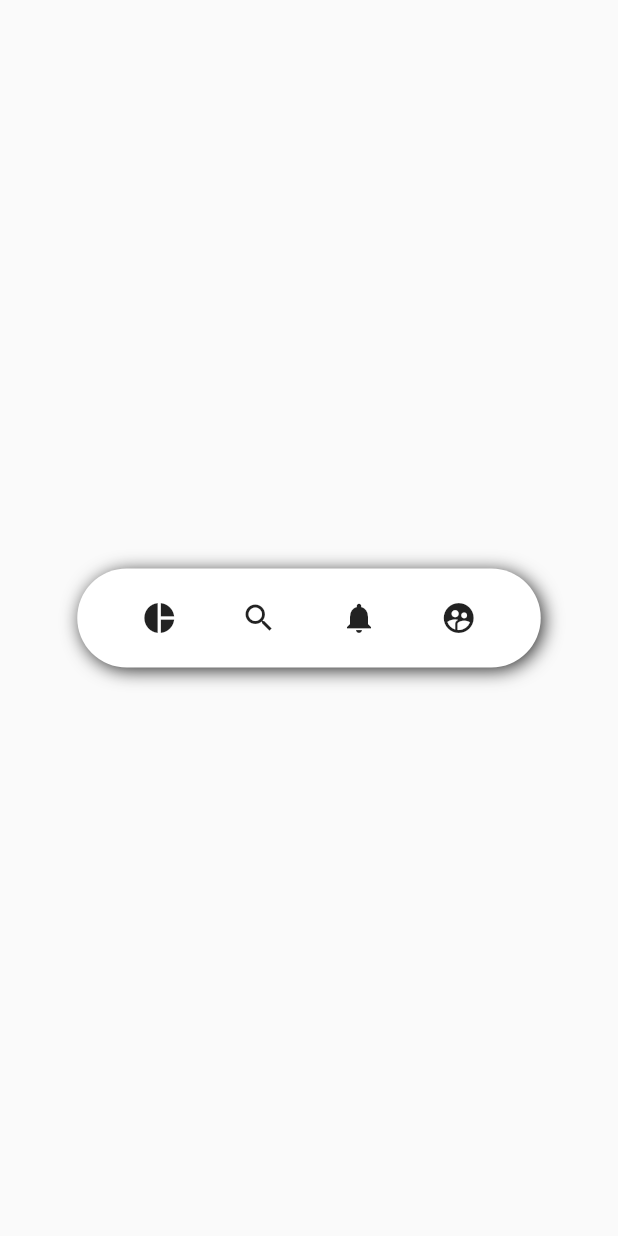
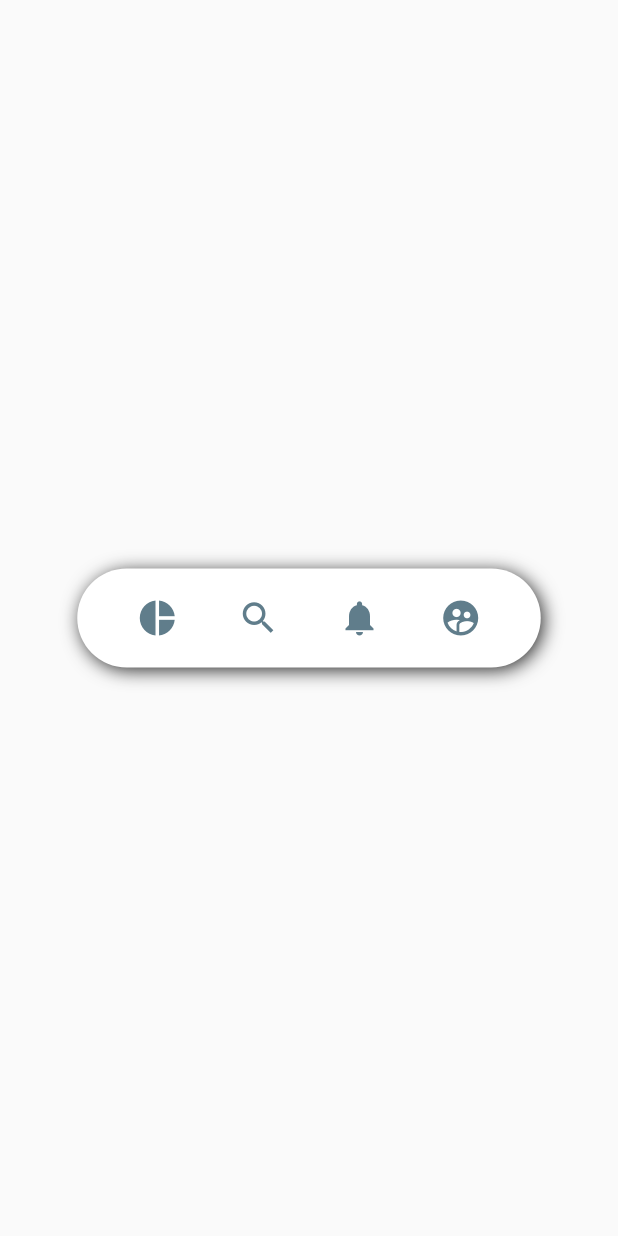
Before and after one commit to CrisMEDev/Flutter-Designs_and_animations, a Flutter app: the screen it shows after launch, on a phone screen of 412 x 824 dp. Run offline on Flutter 3.47's test engine with Material 2 defaults, Android fonts, the phone set to English and light mode, and no system bars; our stand-ins replace flutter_svg.

Commit message:
Se cambió el color a los iconos y aplicó un gestureDetectos para ejecutar el onTap, se separó el container de los widgets como independiente

```diff
--- a/lib/src/widgets/pinterest_menu.dart
+++ b/lib/src/widgets/pinterest_menu.dart
@@ -22,12 +22,27 @@ class PinterestMenu extends StatelessWidget {
   @override
   Widget build(BuildContext context) {
 
+
+    return Center(
+      child: _PinterestMenuBackground( child: _MenuItems( menuItems: items, ), ),
+    );
+  }
+}
+
+class _PinterestMenuBackground extends StatelessWidget {
+
+  final Widget child;
+
+  const _PinterestMenuBackground({ @required this.child});
+
+  @override
+  Widget build(BuildContext context) {
+
     final screenSize = MediaQuery.of(context).size;
 
-    return Center(
-      child: Container(
+    return Container(
 
-        child: _MenuItems( menuItems: items ),
+      child: this.child,
 
       width: screenSize.width * 0.75,
       height: screenSize.height * 0.08,
@@ -42,7 +57,6 @@ class PinterestMenu extends StatelessWidget {
             spreadRadius: -0.5
           )
         ]
-        ),
       ),
     );
   }
@@ -72,8 +86,17 @@ class _PinterestMenuButton extends StatelessWidget {
 
   @override
   Widget build(BuildContext context) {
-    return Container(
-      child: Icon( item.icon ),
+    return GestureDetector(
+      onTap: item.onPressed,
+      behavior: HitTestBehavior.translucent,  // Para el caso que en algunos dispositivos el onTap no funcione bien
+
+      child: Container(
+        child: Icon(
+          item.icon,
+          size: 28.0,
+          color: Colors.blueGrey,
+        ),
+      ),
     );
   }
 }
```
Lines whose indentation alone changed are shown as unchanged.
